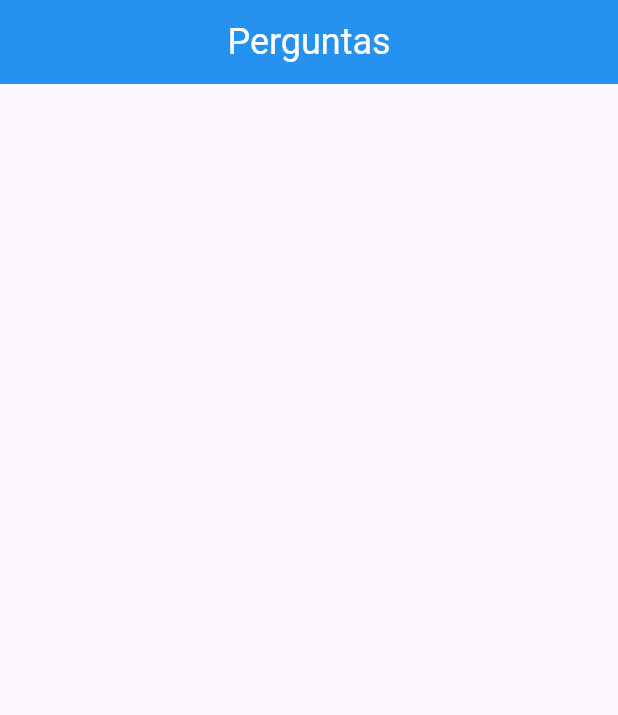
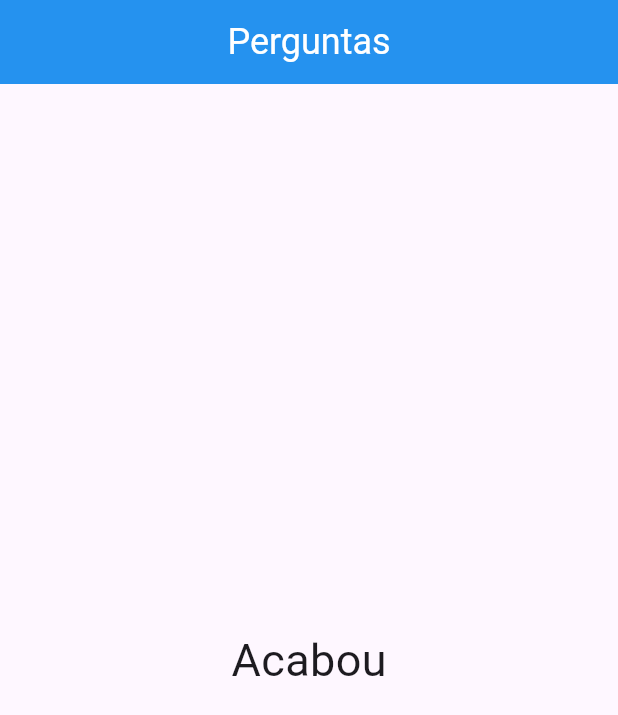
Before and after one commit to lukkspereiraa/perguntas, a Flutter app: the screen it shows after launch, after a tap on "Preto", after a tap on "Tamandua", after a tap on "Naruto", on a phone screen of 412 x 824 dp. Shown: the top 715 px of the screen. Run offline on Flutter 3.47's test engine with Material 3 defaults, Android fonts, the phone set to English and light mode, and no system bars.

Commit message:
tiriando o null e colocando um texto qual quer

```diff
--- a/lib/main.dart
+++ b/lib/main.dart
@@ -67,7 +67,12 @@ class _PerguntaAppState extends State<PerguntaApp> {
                   ...widgetRespostas,
                 ],
               )
-            : null,
+            : Center(
+                child: Text(
+                  "Acabou",
+                  style: TextStyle(fontSize: 30),
+                ),
+              ),
       ),
     );
   }
```
